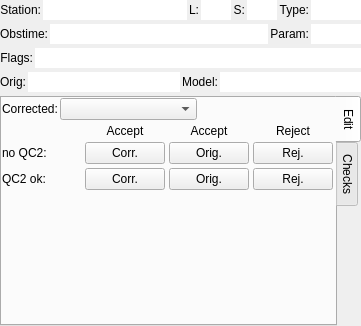
The window that src/hqc/simplecorrections.ui (metno/kvhqc) describes before a commit, drawn with Qt 5.
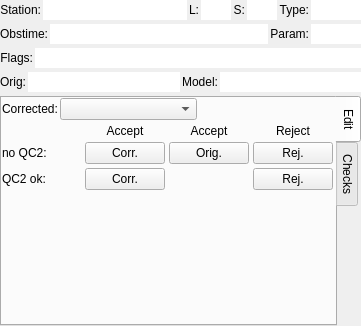
The same window after the commit. Custom widgets are drawn as their Qt base class.

Commit message: accept/reject: not allowed to accept original with fhqc=4

Diff of the .ui file:
```diff
--- a/src/hqc/simplecorrections.ui
+++ b/src/hqc/simplecorrections.ui
@@ -684,16 +684,6 @@
            </property>
           </widget>
          </item>
-         <item row="2" column="2">
-          <widget class="QPushButton" name="buttonAcceptOriginalQC2">
-           <property name="toolTip">
-            <string>Accept original value and allow QC2 to override.</string>
-           </property>
-           <property name="text">
-            <string>Orig.</string>
-           </property>
-          </widget>
-         </item>
          <item row="2" column="3">
           <widget class="QPushButton" name="buttonRejectQC2">
            <property name="toolTip">
```
Left out of the diff: 16 changed lines with no effect on the pictures. The commit also changes 7 other files.
